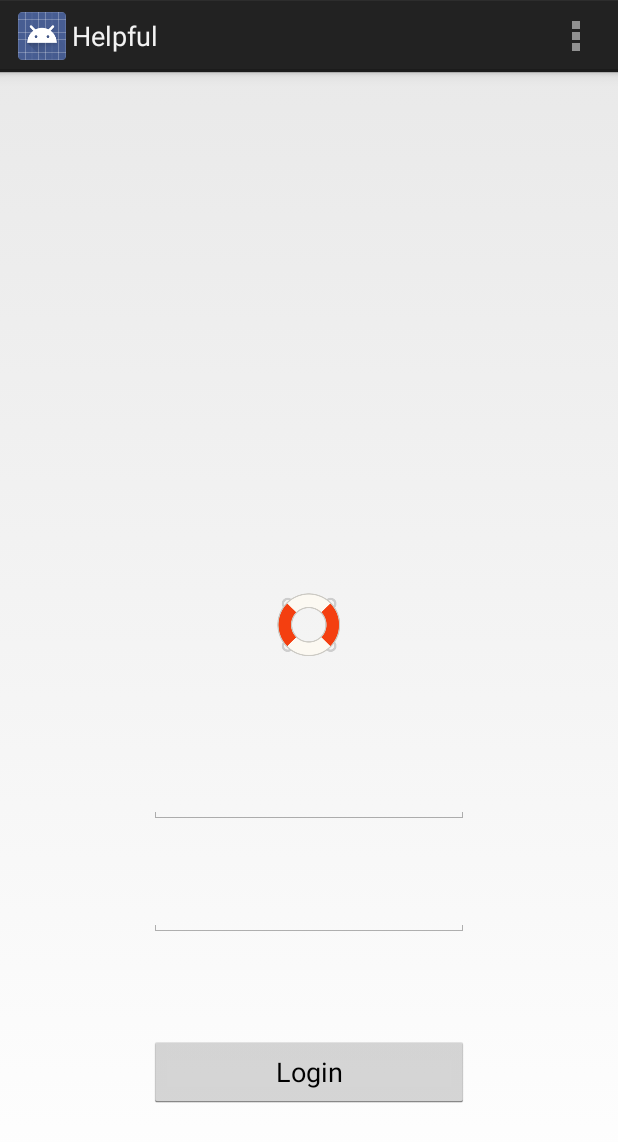
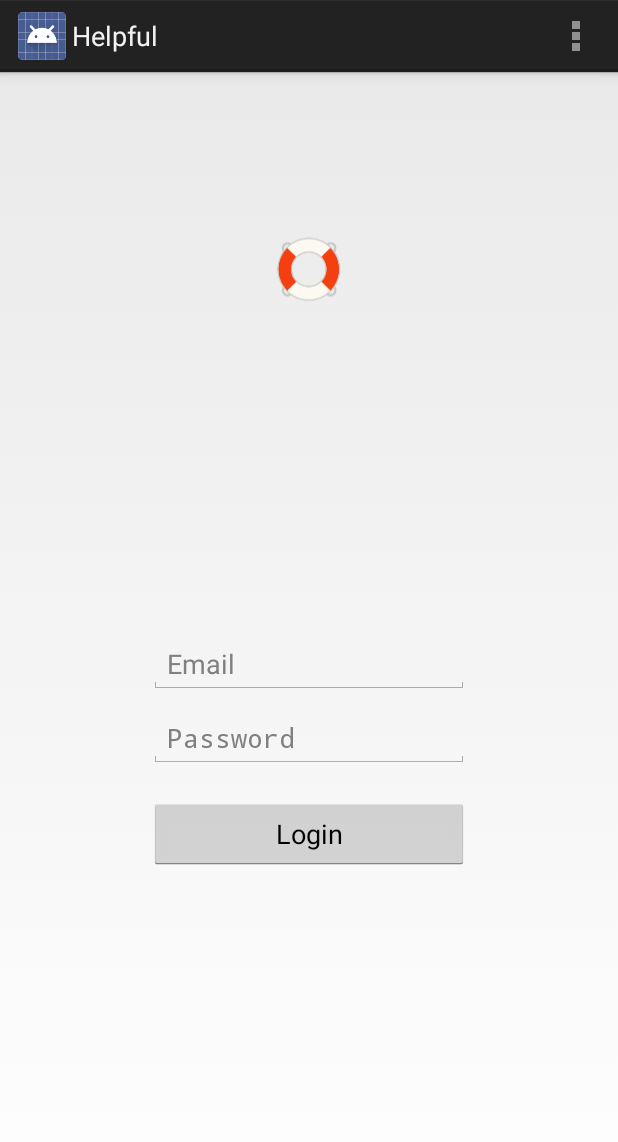
Before and after one commit to asm-helpful/helpful-android, an Android app: the screen it shows after launch (LoginActivity before the commit, HomeActivity after it), on a phone screen of 412 x 824 dp. Shown: the top 1142 px of the screen. Run offline under Robolectric (Android 15) with nearby library versions, the phone set to English and light mode, and no system bars.

Commit message:
Add the login screen

```diff
--- a/app/src/main/AndroidManifest.xml
+++ b/app/src/main/AndroidManifest.xml
@@ -14,7 +14,8 @@
         android:label="@string/app_name"
         android:theme="@style/AppTheme" >
         <activity
-            android:name="io.helpful.android.ui.LoginActivity"
+            android:name="io.helpful.android.ui.HomeActivity"
+            android:windowSoftInputMode="adjustResize"
             android:label="@string/app_name" >
             <intent-filter>
                 <action android:name="android.intent.action.MAIN" />
@@ -23,7 +24,8 @@
             </intent-filter>
         </activity>
         <activity
-            android:name="io.helpful.android.ui.HomeActivity"
+            android:name="io.helpful.android.ui.LoginActivity"
+            android:windowSoftInputMode="adjustResize"
             android:label="@string/title_activity_login" >
         </activity>
     </application>
--- a/app/src/main/java/io/helpful/android/ui/HomeActivity.java
+++ b/app/src/main/java/io/helpful/android/ui/HomeActivity.java
@@ -3,6 +3,7 @@ package io.helpful.android.ui;
 import android.app.Activity;
 import android.app.ActionBar;
 import android.app.Fragment;
+import android.content.Intent;
 import android.os.Bundle;
 import android.view.LayoutInflater;
 import android.view.Menu;
@@ -22,7 +23,7 @@ public class HomeActivity extends Activity {
 
         if (savedInstanceState == null) {
             getFragmentManager().beginTransaction()
-                    .add(R.id.container, new PlaceholderFragment())
+                    .add(R.id.container, new LoginFragment())
                     .commit();
         }
     }
@@ -42,17 +43,4 @@ public class HomeActivity extends Activity {
         return super.onOptionsItemSelected(item);
     }
 
-    public static class PlaceholderFragment extends Fragment {
-
-        public PlaceholderFragment() {
-        }
-
-        @Override
-        public View onCreateView(LayoutInflater inflater, ViewGroup container,
-                Bundle savedInstanceState) {
-            View rootView = inflater.inflate(R.layout.fragment_home, container, false);
-            return rootView;
-        }
-    }
-
 }
--- a/app/src/main/java/io/helpful/android/ui/LoginActivity.java
+++ b/app/src/main/java/io/helpful/android/ui/LoginActivity.java
@@ -10,6 +10,7 @@ import android.view.MenuItem;
 import android.view.View;
 import android.view.ViewGroup;
 import android.os.Build;
+import android.widget.EditText;
 
 import io.helpful.android.R;
 
@@ -48,6 +49,13 @@ public class LoginActivity extends Activity {
         }
 
         @Override
+        public void onAttach(Activity activity) {
+            super.onAttach(activity);
+            EditText password = (EditText) activity.findViewById(R.id.et_password);
+
+        }
+
+        @Override
         public View onCreateView(LayoutInflater inflater, ViewGroup container,
                 Bundle savedInstanceState) {
             View rootView = inflater.inflate(R.layout.fragment_login, container, false);
--- /dev/null
+++ b/app/src/main/java/io/helpful/android/ui/LoginFragment.java
@@ -0,0 +1,63 @@
+package io.helpful.android.ui;
+
+import android.app.Activity;
+import android.app.Fragment;
+import android.os.Bundle;
+import android.text.TextUtils;
+import android.util.Log;
+import android.view.KeyEvent;
+import android.view.LayoutInflater;
+import android.view.View;
+import android.view.ViewGroup;
+import android.view.inputmethod.EditorInfo;
+import android.widget.Button;
+import android.widget.EditText;
+import android.widget.TextView;
+import android.widget.Toast;
+
+import io.helpful.android.R;
+
+/**
+ * Created by Feras Alnatsheh on 11/23/13.
+ */
+public class LoginFragment extends Fragment {
+
+    public LoginFragment() {
+    }
+
+    @Override
+    public View onCreateView(LayoutInflater inflater, ViewGroup container,
+                             Bundle savedInstanceState) {
+        View rootView = inflater.inflate(R.layout.fragment_login, container, false);
+        final EditText email = (EditText) rootView.findViewById(R.id.et_email);
+        final EditText password = (EditText) rootView.findViewById(R.id.et_password);
+        password.setOnEditorActionListener(new TextView.OnEditorActionListener() {
+            @Override
+            public boolean onEditorAction(TextView v, int actionId, KeyEvent event) {
+                boolean handled = false;
+                if (actionId == EditorInfo.IME_ACTION_DONE) {
+                    login(email, password);
+                    handled = true;
+                }
+                return handled;
+            }
+        });
+        Button loginButton = (Button) rootView.findViewById(R.id.b_login);
+        loginButton.setOnClickListener(new View.OnClickListener() {
+            @Override
+            public void onClick(View view) {
+                login(email, password);
+            }
+        });
+        return rootView;
+    }
+
+    private void login(EditText email, EditText password){
+        if(TextUtils.isEmpty(email.getText()) || TextUtils.isEmpty(password.getText())){
+            Toast.makeText(getActivity(), R.string.invalid_email_or_password,Toast.LENGTH_SHORT).show();
+            return;
+        }
+        // TODO login to Helpful
+    }
+
+}
--- a/app/src/main/res/layout/fragment_home.xml
+++ b/app/src/main/res/layout/fragment_home.xml
@@ -9,7 +9,6 @@
     tools:context=".HomeActivity$PlaceholderFragment">
 
     <TextView
-        android:text="@string/hello_world"
         android:layout_width="wrap_content"
         android:layout_height="wrap_content" />
 
--- a/app/src/main/res/layout/fragment_login.xml
+++ b/app/src/main/res/layout/fragment_login.xml
@@ -1,50 +1,65 @@
-<RelativeLayout xmlns:android="http://schemas.android.com/apk/res/android"
-    xmlns:tools="http://schemas.android.com/tools"
+<?xml version="1.0" encoding="utf-8"?>
+
+<LinearLayout xmlns:android="http://schemas.android.com/apk/res/android"
+    android:orientation="vertical" android:layout_width="match_parent"
+    android:layout_height="match_parent" android:layout_gravity="bottom">
+
+    <ImageView
+        android:id="@+id/imageView"
+        android:src="@drawable/ic_launcher"
+        android:layout_weight=".2"
+        android:layout_width="wrap_content"
+        android:layout_height="0dp"
+        android:layout_marginTop="10dp"
+        android:layout_gravity="center_horizontal"/>
+
+
+    <RelativeLayout
+        android:layout_weight=".2"
         android:layout_width="match_parent"
-    android:layout_height="match_parent"
-    android:paddingLeft="@dimen/activity_horizontal_margin"
-    android:paddingRight="@dimen/activity_horizontal_margin"
-    android:paddingTop="@dimen/activity_vertical_margin"
-    android:paddingBottom="@dimen/activity_vertical_margin"
-    tools:context=".LoginActivity$PlaceholderFragment">
+        android:layout_height="wrap_content"
+        android:gravity="center"
+        >
 
         <EditText
+            android:id="@+id/et_email"
             android:layout_width="wrap_content"
             android:layout_height="wrap_content"
+            android:layout_marginBottom="10dp"
             android:inputType="textEmailAddress"
             android:ems="10"
-        android:id="@+id/editText"
-        android:layout_above="@+id/editText2"
             android:layout_centerHorizontal="true"
-        android:layout_marginBottom="36dp" />
+            android:hint="@string/email"/>
 
         <EditText
+            android:id="@+id/et_password"
             android:layout_width="wrap_content"
             android:layout_height="wrap_content"
+            android:layout_below="@+id/et_email"
             android:inputType="textPassword"
-        android:imeOptions="actionDone"
+            android:hint="@string/password"
             android:ems="10"
-        android:id="@+id/editText2"
-        android:layout_above="@+id/button"
-        android:layout_alignLeft="@+id/editText"
-        android:layout_marginBottom="66dp" />
+            android:layout_marginBottom="20dp"
+            android:layout_centerHorizontal="true"
+            android:imeOptions="actionDone"/>
 
         <Button
+            android:id="@+id/b_login"
             android:layout_width="wrap_content"
             android:layout_height="wrap_content"
-        android:text="Login"
-        android:id="@+id/button"
-        android:layout_alignParentBottom="true"
-        android:layout_alignLeft="@+id/editText2"
-        android:layout_marginBottom="69dp"
-        android:layout_alignRight="@+id/editText2" />
+            android:layout_below="@+id/et_password"
+            android:text="@string/login"
+            android:layout_centerHorizontal="true"
+            android:layout_alignRight="@+id/et_password"
+            android:layout_alignLeft="@+id/et_password" />
 
-    <ImageView
-        android:layout_width="wrap_content"
-        android:layout_height="wrap_content"
-        android:id="@+id/imageView"
-        android:layout_marginBottom="69dp"
-        android:src="@drawable/ic_launcher"
-        android:layout_above="@+id/editText"
-        android:layout_centerHorizontal="true" />
     </RelativeLayout>
+
+
+    <View
+        android:layout_weight=".1"
+        android:layout_width="match_parent"
+        android:layout_height="0dp"/>
+
+
+</LinearLayout>
--- a/app/src/main/res/values/strings.xml
+++ b/app/src/main/res/values/strings.xml
@@ -2,8 +2,12 @@
 <resources>
 
     <string name="app_name">Helpful</string>
-    <string name="hello_world">Hello world!</string>
     <string name="action_settings">Settings</string>
     <string name="title_activity_login">Login</string>
 
+    <string name="password">Password</string>
+    <string name="email">Email</string>
+    <string name="login">Login</string>
+    <string name="invalid_email_or_password">Wrong Email and password combination.</string>
+
 </resources>
```
Lines whose indentation alone changed are shown as unchanged.
